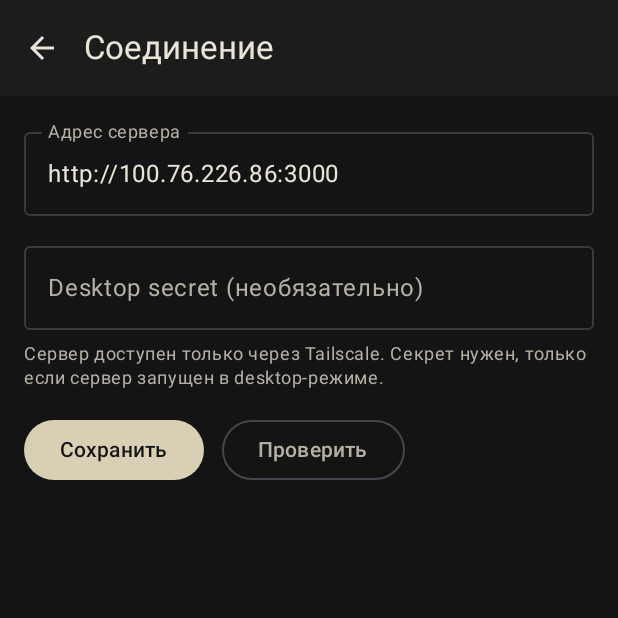
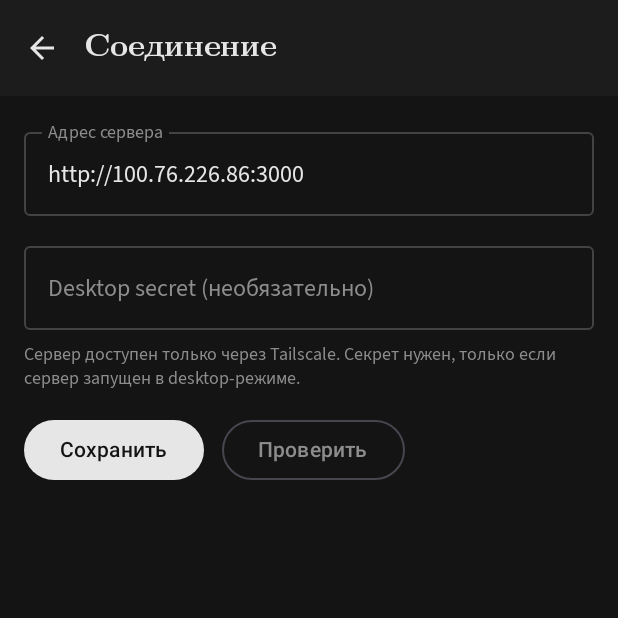
Before and after one commit to shzcdt/LearnApp, an Android app built with Jetpack Compose: the screen it shows after launch (MainActivity), after a tap on "Настройки", on a phone screen of 412 x 824 dp, the top half of it. Run offline under Robolectric (Android 15) with nearby library versions, the phone set to English and light mode, and no system bars; our stand-ins replace Room's generated code; 3 other taps on this screen came first.

Commit message:
UI: match the server web UI 1:1 — exact palette, fonts (JB Mono/Source Sans 3/CMU Serif), sidebar-style sessions, flat transcript

```diff
--- a/app/src/main/java/ai/learnharness/mobile/data/db/LhDao.kt
+++ b/app/src/main/java/ai/learnharness/mobile/data/db/LhDao.kt
@@ -37,6 +37,9 @@ interface LhDao {
 	@Query("SELECT * FROM sessions ORDER BY updatedAt DESC")
 	fun sessions(): Flow<List<SessionEntity>>
 
+	@Query("SELECT * FROM sessions WHERE id = :id")
+	fun sessionById(id: String): Flow<SessionEntity?>
+
 	@Insert(onConflict = OnConflictStrategy.REPLACE)
 	suspend fun putSessions(sessions: List<SessionEntity>)
 
--- a/app/src/main/java/ai/learnharness/mobile/data/repo/LhRepository.kt
+++ b/app/src/main/java/ai/learnharness/mobile/data/repo/LhRepository.kt
@@ -33,6 +33,8 @@ class LhRepository(
 
 	fun sessions(): Flow<List<SessionEntity>> = dao.sessions()
 
+	fun session(id: String): Flow<SessionEntity?> = dao.sessionById(id)
+
 	/** Notify→fetch: the UI calls this on start, on manual refresh, and later on SSE events. */
 	suspend fun refreshSessions() {
 		ensureConfigured()
--- a/app/src/main/java/ai/learnharness/mobile/ui/chat/ChatViewModel.kt
+++ b/app/src/main/java/ai/learnharness/mobile/ui/chat/ChatViewModel.kt
@@ -2,6 +2,7 @@ package ai.learnharness.mobile.ui.chat
 
 import ai.learnharness.mobile.ServiceLocator
 import ai.learnharness.mobile.data.db.MessageEntity
+import ai.learnharness.mobile.data.db.SessionEntity
 import androidx.lifecycle.SavedStateHandle
 import androidx.lifecycle.ViewModel
 import androidx.lifecycle.viewModelScope
@@ -16,6 +17,9 @@ class ChatViewModel(handle: SavedStateHandle) : ViewModel() {
 
 	private val repo = ServiceLocator.repository
 	val chatId: String = handle["chatId"] ?: ""
+
+	val session: StateFlow<SessionEntity?> =
+		repo.session(chatId).stateIn(viewModelScope, SharingStarted.Eagerly, null)
 
 	val messages: StateFlow<List<MessageEntity>> =
 		repo.messages(chatId).stateIn(viewModelScope, SharingStarted.Lazily, emptyList())
--- /dev/null
+++ b/app/src/main/java/ai/learnharness/mobile/ui/common/BrailleSpinner.kt
@@ -0,0 +1,29 @@
+package ai.learnharness.mobile.ui.common
+
+import androidx.compose.material3.Text
+import androidx.compose.runtime.Composable
+import androidx.compose.runtime.LaunchedEffect
+import androidx.compose.runtime.getValue
+import androidx.compose.runtime.mutableIntStateOf
+import androidx.compose.runtime.remember
+import androidx.compose.runtime.setValue
+import androidx.compose.ui.Modifier
+import kotlinx.coroutines.delay
+
+private val BRAILLE = charArrayOf('⠋', '⠙', '⠹', '⠸', '⠼', '⠴', '⠦', '⠧', '⠇', '⠏')
+
+/**
+ * The web UI's BrailleSpinner (components/sidebar.tsx) — monochrome motion,
+ * exists exactly as long as the work does.
+ */
+@Composable
+fun BrailleSpinner(modifier: Modifier = Modifier) {
+	var frame by remember { mutableIntStateOf(0) }
+	LaunchedEffect(Unit) {
+		while (true) {
+			delay(80)
+			frame++
+		}
+	}
+	Text("${BRAILLE[frame % BRAILLE.size]}", modifier = modifier)
+}
--- a/app/src/main/java/ai/learnharness/mobile/ui/sessions/SessionsScreen.kt
+++ b/app/src/main/java/ai/learnharness/mobile/ui/sessions/SessionsScreen.kt
@@ -1,6 +1,10 @@
 package ai.learnharness.mobile.ui.sessions
 
 import ai.learnharness.mobile.data.db.SessionEntity
+import ai.learnharness.mobile.ui.common.BrailleSpinner
+import ai.learnharness.mobile.ui.common.sessionMeta
+import ai.learnharness.mobile.ui.theme.LhColors
+import ai.learnharness.mobile.ui.theme.lhLabel
 import androidx.compose.foundation.clickable
 import androidx.compose.foundation.layout.Arrangement
 import androidx.compose.foundation.layout.Column
@@ -10,26 +14,29 @@ import androidx.compose.foundation.layout.fillMaxWidth
 import androidx.compose.foundation.layout.padding
 import androidx.compose.foundation.lazy.LazyColumn
 import androidx.compose.foundation.lazy.items
+import androidx.compose.foundation.shape.RoundedCornerShape
 import androidx.compose.material.icons.Icons
 import androidx.compose.material.icons.filled.Settings
-import androidx.compose.material3.CircularProgressIndicator
 import androidx.compose.material3.ExperimentalMaterial3Api
-import androidx.compose.material3.FilterChip
+import androidx.compose.material3.HorizontalDivider
 import androidx.compose.material3.Icon
 import androidx.compose.material3.IconButton
 import androidx.compose.material3.MaterialTheme
 import androidx.compose.material3.Scaffold
+import androidx.compose.material3.Surface
 import androidx.compose.material3.Text
 import androidx.compose.material3.TopAppBar
+import androidx.compose.material3.TopAppBarDefaults
 import androidx.compose.runtime.Composable
 import androidx.compose.runtime.collectAsState
 import androidx.compose.runtime.getValue
-import androidx.compose.runtime.remember
 import androidx.compose.ui.Alignment
 import androidx.compose.ui.Modifier
 import androidx.compose.ui.unit.dp
 import androidx.lifecycle.viewmodel.compose.viewModel
 
+/** The web sidebar's look: mono uppercase section labels, filter row, and
+ *  session rows with the state meta line. */
 @OptIn(ExperimentalMaterial3Api::class)
 @Composable
 fun SessionsScreen(
@@ -42,49 +49,65 @@ fun SessionsScreen(
 	val refreshing by vm.refreshing.collectAsState()
 	val error by vm.error.collectAsState()
 
-	val visible = remember(sessions, filter) {
-		sessions.filter { filter == "all" || it.kind == filter }
-	}
+	val visible = sessions.filter { filter == "all" || it.kind == filter }
 
 	Scaffold(
+		containerColor = MaterialTheme.colorScheme.background,
 		topBar = {
 			TopAppBar(
-				title = { Text("LearnHarness") },
+				title = { Text("LearnHarness", style = MaterialTheme.typography.titleLarge) },
 				actions = {
 					IconButton(onClick = onOpenSettings) {
 						Icon(Icons.Default.Settings, contentDescription = "Настройки")
 					}
 				},
+				colors = TopAppBarDefaults.topAppBarColors(
+					containerColor = MaterialTheme.colorScheme.background,
+					titleContentColor = MaterialTheme.colorScheme.onBackground,
+				),
 			)
 		},
 	) { padding ->
 		Column(Modifier.padding(padding).fillMaxSize()) {
+			HorizontalDivider(color = LhColors.Border)
+
 			Row(
-				Modifier.fillMaxWidth().padding(horizontal = 12.dp),
+				Modifier.fillMaxWidth().padding(horizontal = 16.dp, vertical = 10.dp),
 				horizontalArrangement = Arrangement.spacedBy(8.dp),
+				verticalAlignment = Alignment.CenterVertically,
 			) {
-				listOf("all" to "Все", "teach" to "Teaching", "practice" to "Practice").forEach { (key, label) ->
-					FilterChip(
-						selected = filter == key,
-						onClick = { vm.setFilter(key) },
-						label = { Text(label) },
-					)
+				listOf("all" to "ALL", "teach" to "TEACHING", "practice" to "PRACTICE").forEach { (key, label) ->
+					Surface(
+						shape = RoundedCornerShape(4.dp),
+						color = if (filter == key) LhColors.Accent else MaterialTheme.colorScheme.background,
+						modifier = Modifier.clickable { vm.setFilter(key) },
+					) {
+						Text(
+							label,
+							style = MaterialTheme.typography.labelSmall,
+							color = if (filter == key) MaterialTheme.colorScheme.onBackground else MaterialTheme.colorScheme.onSurfaceVariant,
+							modifier = Modifier.padding(horizontal = 8.dp, vertical = 4.dp),
+						)
+					}
 				}
+				if (refreshing) BrailleSpinner(Modifier.padding(start = 4.dp))
 			}
+
+			HorizontalDivider(color = LhColors.Border)
+
+			Text(
+				"SESSIONS",
+				style = lhLabel(),
+				color = MaterialTheme.colorScheme.onSurfaceVariant,
+				modifier = Modifier.padding(horizontal = 16.dp, vertical = 10.dp),
+			)
 
 			if (error != null) {
 				Text(
 					"Сервер недоступен: $error",
 					color = MaterialTheme.colorScheme.error,
-					modifier = Modifier.padding(12.dp),
+					modifier = Modifier.padding(horizontal = 16.dp),
 				)
-			}
-
-			if (refreshing) {
-				Row(
-					Modifier.fillMaxWidth().padding(12.dp),
-					horizontalArrangement = Arrangement.Center,
-				) { CircularProgressIndicator() }
 			}
 
 			LazyColumn(Modifier.fillMaxSize()) {
@@ -94,9 +117,10 @@ fun SessionsScreen(
 				if (visible.isEmpty() && !refreshing && error == null) {
 					item {
 						Text(
-							"Пока нет сессий. Потяни список вниз позже — теперь обновление кнопкой ⋮ → «Обновить».",
+							"Пока нет сессий",
+							style = MaterialTheme.typography.bodySmall,
+							color = MaterialTheme.colorScheme.onSurfaceVariant,
 							modifier = Modifier.padding(16.dp),
-							style = MaterialTheme.typography.bodySmall,
 						)
 					}
 				}
@@ -111,20 +135,14 @@ private fun SessionRow(s: SessionEntity, onClick: () -> Unit) {
 		Modifier
 			.fillMaxWidth()
 			.clickable(onClick = onClick)
-			.padding(horizontal = 16.dp, vertical = 12.dp),
+			.padding(horizontal = 16.dp, vertical = 10.dp),
 	) {
 		Row(verticalAlignment = Alignment.CenterVertically) {
 			Text(s.title, style = MaterialTheme.typography.titleMedium, modifier = Modifier.weight(1f))
-			if (s.busy) CircularProgressIndicator(modifier = Modifier.padding(start = 8.dp))
-		}
-		val state = when {
-			s.busy -> "Работает…"
-			s.pendingQuestion -> "Ждёт ответа"
-			s.pendingProblem -> "Проблема ждёт"
-			else -> s.updatedAt?.take(10) ?: ""
+			if (s.busy) BrailleSpinner(Modifier.padding(start = 8.dp))
 		}
 		Text(
-			"${if (s.kind == "practice") "Practice" else "Teaching"} · $state",
+			"${if (s.kind == "practice") "Practice" else "Teaching"} · ${sessionMeta(s.busy, false, s.pendingQuestion, s.pendingProblem, s.kind, s.updatedAt)}",
 			style = MaterialTheme.typography.bodySmall,
 			color = MaterialTheme.colorScheme.onSurfaceVariant,
 		)
--- a/app/src/main/java/ai/learnharness/mobile/ui/theme/Theme.kt
+++ b/app/src/main/java/ai/learnharness/mobile/ui/theme/Theme.kt
@@ -1,29 +1,78 @@
 package ai.learnharness.mobile.ui.theme
 
-import androidx.compose.foundation.isSystemInDarkTheme
+import ai.learnharness.mobile.R
 import androidx.compose.material3.MaterialTheme
+import androidx.compose.material3.Typography
 import androidx.compose.material3.darkColorScheme
 import androidx.compose.runtime.Composable
+import androidx.compose.ui.graphics.Color
+import androidx.compose.ui.text.TextStyle
+import androidx.compose.ui.text.font.Font
+import androidx.compose.ui.text.font.FontFamily
+import androidx.compose.ui.text.font.FontWeight
+import androidx.compose.ui.unit.sp
 
-// LearnHarness is a dark-first terminal-ish UI (#141414 canvas, warm paper
-// prose). The phone app mirrors that: dark scheme regardless of system theme.
+/**
+ * Design tokens lifted 1:1 from the server UI (learnharness app/globals.css
+ * :root): dark-only, JetBrains Mono chrome, Source Sans 3 prose, CMU Serif
+ * bold titles, prose size 16px / leading 1.5.
+ */
+object LhColors {
+	val Background = Color(0xFF141414)
+	val Foreground = Color(0xFFE6E6E6)
+	val Card = Color(0xFF1C1C1C)
+	val MutedForeground = Color(0xFF8D8D8D)
+	val Accent = Color(0xFF2A2A2A)
+	val Border = Color(0xFF434343)
+	val Destructive = Color(0xFFE5484D) // oklch(0.704 0.191 22.216) approximated
+}
+
+private val JbMono = FontFamily(
+	Font(R.font.font_jbmono_regular, FontWeight.Normal),
+	Font(R.font.font_jbmono_medium, FontWeight.Medium),
+)
+
+private val SourceSans = FontFamily(
+	Font(R.font.font_sourcesans3_regular, FontWeight.Normal),
+	Font(R.font.font_sourcesans3_semibold, FontWeight.SemiBold),
+)
+
+private val CmuSerif = FontFamily(Font(R.font.font_cmu_bold, FontWeight.Bold))
+
+/** Uppercase mono micro-label — the web's "text-xs uppercase tracking-wider". */
+fun lhLabel(): TextStyle = TextStyle(
+	fontFamily = JbMono,
+	fontWeight = FontWeight.Normal,
+	fontSize = 11.sp,
+	letterSpacing = 0.8.sp,
+)
+
+private val LhTypography = Typography(
+	titleLarge = TextStyle(fontFamily = CmuSerif, fontWeight = FontWeight.Bold, fontSize = 21.sp),
+	titleMedium = TextStyle(fontFamily = SourceSans, fontWeight = FontWeight.SemiBold, fontSize = 16.sp),
+	bodyLarge = TextStyle(fontFamily = SourceSans, fontSize = 16.sp, lineHeight = 24.sp),
+	bodyMedium = TextStyle(fontFamily = SourceSans, fontSize = 14.sp, lineHeight = 20.sp),
+	bodySmall = TextStyle(fontFamily = SourceSans, fontSize = 12.sp, lineHeight = 16.sp),
+	labelSmall = lhLabel(),
+	labelMedium = TextStyle(fontFamily = JbMono, fontWeight = FontWeight.Medium, fontSize = 12.sp),
+)
+
 private val LhDark = darkColorScheme(
-	primary = androidx.compose.ui.graphics.Color(0xFFD8CFB4),
-	onPrimary = androidx.compose.ui.graphics.Color(0xFF141414),
-	secondary = androidx.compose.ui.graphics.Color(0xFF9A948A),
-	background = androidx.compose.ui.graphics.Color(0xFF141414),
-	onBackground = androidx.compose.ui.graphics.Color(0xFFE8E4D8),
-	surface = androidx.compose.ui.graphics.Color(0xFF1C1C1C),
-	onSurface = androidx.compose.ui.graphics.Color(0xFFE8E4D8),
-	surfaceVariant = androidx.compose.ui.graphics.Color(0xFF242424),
-	onSurfaceVariant = androidx.compose.ui.graphics.Color(0xFFB5B0A4),
-	error = androidx.compose.ui.graphics.Color(0xFFE57373),
-	outline = androidx.compose.ui.graphics.Color(0xFF3A3A3A),
+	primary = LhColors.Foreground,
+	onPrimary = LhColors.Background,
+	secondary = LhColors.Card,
+	onSecondary = LhColors.Foreground,
+	background = LhColors.Background,
+	onBackground = LhColors.Foreground,
+	surface = LhColors.Card,
+	onSurface = LhColors.Foreground,
+	surfaceVariant = LhColors.Accent,
+	onSurfaceVariant = LhColors.MutedForeground,
+	error = LhColors.Destructive,
+	outline = LhColors.Border,
 )
 
 @Composable
 fun LearnHarnessTheme(content: @Composable () -> Unit) {
-	// dark-only: the server UI is dark-first; light variant later if wanted
-	isSystemInDarkTheme()
-	MaterialTheme(colorScheme = LhDark, content = content)
+	MaterialTheme(colorScheme = LhDark, typography = LhTypography, content = content)
 }
```
Also changed, not shown: app/src/main/java/ai/learnharness/mobile/ui/chat/ChatScreen.kt (+70 -26 lines), app/src/main/java/ai/learnharness/mobile/ui/common/MarkdownText.kt (+8 -3 lines), app/src/main/java/ai/learnharness/mobile/ui/common/Time.kt (added, +47 -0 lines), app/src/main/res/font/font_cmu_bold.ttf (added), app/src/main/res/font/font_jbmono_medium.ttf (added), app/src/main/res/font/font_jbmono_regular.ttf (added), app/src/main/res/font/font_sourcesans3_regular.ttf (added), app/src/main/res/font/font_sourcesans3_semibold.ttf (added).
